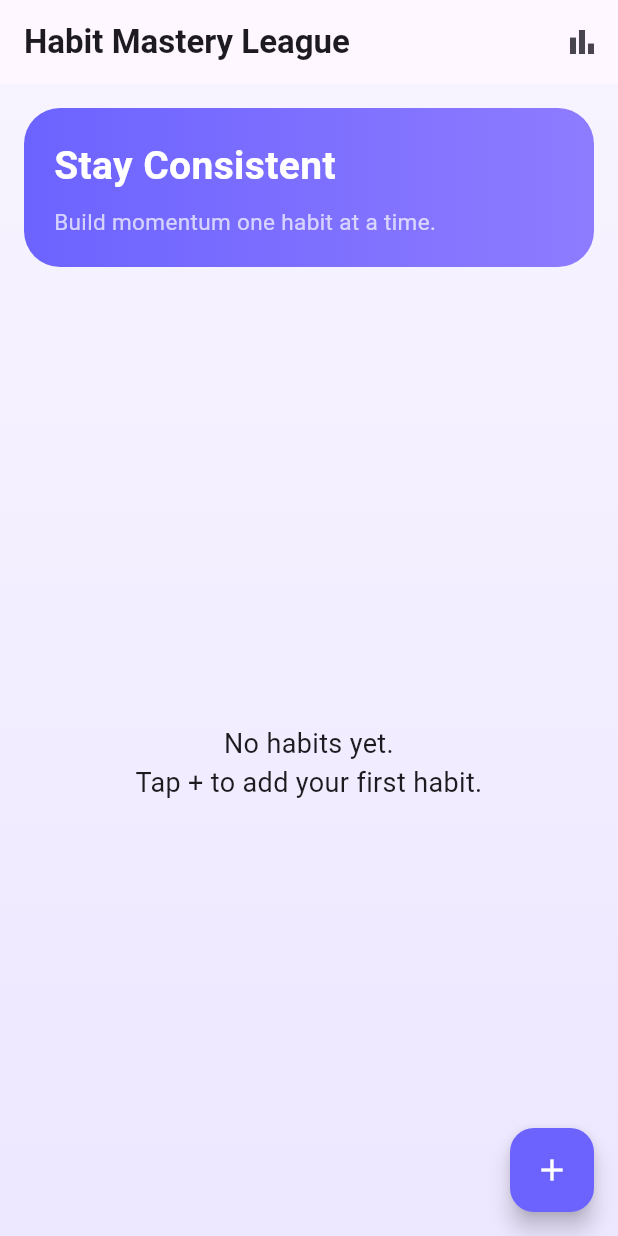
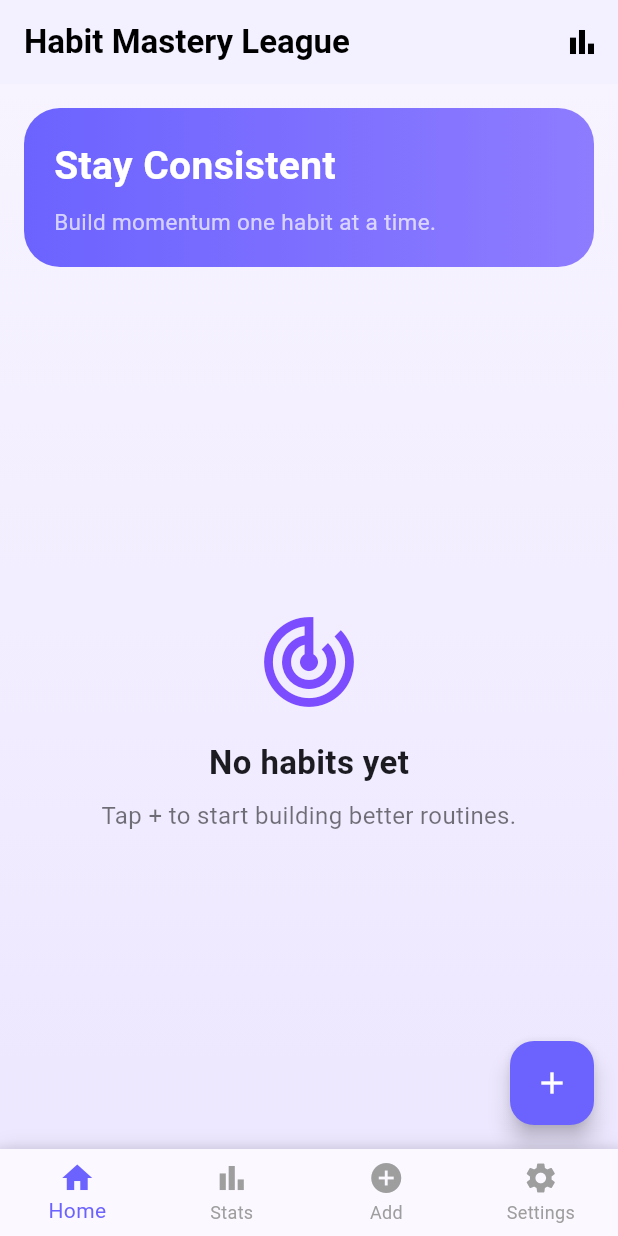
Before and after one commit to sanaul-writes-code/habit-mastery-league, a Flutter app: the screen it shows after launch, on a phone screen of 412 x 824 dp. Run offline on Flutter 3.47's test engine with Material 3 defaults, Android fonts, the phone set to English and light mode, and no system bars; our stand-ins replace audioplayers, sqflite; accounts and stored records are empty.

Commit message:
Add settings, dark mode, and edit habit flow

```diff
--- a/lib/main.dart
+++ b/lib/main.dart
@@ -1,8 +1,16 @@
 import 'package:flutter/material.dart';
-import 'screens/dashboard_screen.dart';
+import 'package:provider/provider.dart';
+
+import 'screens/home_screen.dart';
+import 'theme_notifier.dart';
 
 void main() {
-  runApp(const MyApp());
+  runApp(
+    ChangeNotifierProvider(
+      create: (_) => ThemeNotifier(),
+      child: const MyApp(),
+    ),
+  );
 }
 
 class MyApp extends StatelessWidget {
@@ -10,9 +18,77 @@ class MyApp extends StatelessWidget {
 
   @override
   Widget build(BuildContext context) {
+    final themeNotifier = Provider.of<ThemeNotifier>(context);
+
+    const primaryPurple = Color(0xFF6C63FF);
+    const lightLavender = Color(0xFFF3F0FF);
+    const darkBg = Color(0xFF121212);
+
     return MaterialApp(
       debugShowCheckedModeBanner: false,
-      home: const DashboardScreen(),
+      title: 'Habit Mastery League',
+      themeMode: themeNotifier.themeMode,
+      theme: ThemeData(
+        useMaterial3: true,
+        scaffoldBackgroundColor: lightLavender,
+        colorScheme: ColorScheme.fromSeed(
+          seedColor: primaryPurple,
+          brightness: Brightness.light,
+        ),
+        appBarTheme: const AppBarTheme(
+          backgroundColor: Colors.transparent,
+          foregroundColor: Colors.black,
+          elevation: 0,
+          centerTitle: false,
+        ),
+        cardTheme: CardThemeData(
+          color: Colors.white,
+          elevation: 4,
+          shadowColor: Colors.black12,
+          shape: RoundedRectangleBorder(
+            borderRadius: BorderRadius.circular(20),
+          ),
+        ),
+        elevatedButtonTheme: ElevatedButtonThemeData(
+          style: ElevatedButton.styleFrom(
+            backgroundColor: primaryPurple,
+            foregroundColor: Colors.white,
+            padding: const EdgeInsets.symmetric(vertical: 14, horizontal: 20),
+            shape: RoundedRectangleBorder(
+              borderRadius: BorderRadius.circular(14),
+            ),
+          ),
+        ),
+        inputDecorationTheme: InputDecorationTheme(
+          filled: true,
+          fillColor: Colors.white,
+          contentPadding: const EdgeInsets.symmetric(
+            horizontal: 16,
+            vertical: 14,
+          ),
+          border: OutlineInputBorder(
+            borderRadius: BorderRadius.circular(14),
+            borderSide: BorderSide.none,
+          ),
+          enabledBorder: OutlineInputBorder(
+            borderRadius: BorderRadius.circular(14),
+            borderSide: BorderSide.none,
+          ),
+          focusedBorder: OutlineInputBorder(
+            borderRadius: BorderRadius.circular(14),
+            borderSide: const BorderSide(color: primaryPurple, width: 1.5),
+          ),
+        ),
+      ),
+      darkTheme: ThemeData(
+        useMaterial3: true,
+        scaffoldBackgroundColor: darkBg,
+        colorScheme: ColorScheme.fromSeed(
+          seedColor: primaryPurple,
+          brightness: Brightness.dark,
+        ),
+      ),
+      home: const HomeScreen(),
     );
   }
 }
--- a/lib/screens/dashboard_screen.dart
+++ b/lib/screens/dashboard_screen.dart
@@ -43,7 +43,7 @@ class _DashboardScreenState extends State<DashboardScreen> {
   }
 
   Future<void> _openAddHabitScreen() async {
-    await SoundService.playOpen();
+    SoundService.playOpen();
     await Navigator.push(
       context,
       MaterialPageRoute(builder: (_) => const AddHabitScreen()),
@@ -54,7 +54,7 @@ class _DashboardScreenState extends State<DashboardScreen> {
 
   Future<void> _markHabitComplete(Habit habit) async {
     await DatabaseHelper.instance.markHabitCompletedToday(habit.id!);
-    await SoundService.playComplete();
+    SoundService.playComplete();
     await _loadHabits();
 
     if (!mounted) return;
@@ -106,7 +106,7 @@ class _DashboardScreenState extends State<DashboardScreen> {
           IconButton(
             icon: const Icon(Icons.bar_chart),
             onPressed: () async {
-              await SoundService.playOpen();
+              SoundService.playOpen();
               await Navigator.push(
                 context,
                 MaterialPageRoute(builder: (_) => const StatisticsScreen()),
@@ -160,10 +160,32 @@ class _DashboardScreenState extends State<DashboardScreen> {
                   Expanded(
                     child: _habits.isEmpty
                         ? const Center(
-                            child: Text(
-                              'No habits yet.\nTap + to add your first habit.',
-                              textAlign: TextAlign.center,
-                              style: TextStyle(fontSize: 18),
+                            child: Column(
+                              mainAxisAlignment: MainAxisAlignment.center,
+                              children: [
+                                Icon(
+                                  Icons.track_changes,
+                                  size: 72,
+                                  color: Colors.deepPurpleAccent,
+                                ),
+                                SizedBox(height: 16),
+                                Text(
+                                  'No habits yet',
+                                  style: TextStyle(
+                                    fontSize: 22,
+                                    fontWeight: FontWeight.bold,
+                                  ),
+                                ),
+                                SizedBox(height: 8),
+                                Text(
+                                  'Tap + to start building better routines.',
+                                  textAlign: TextAlign.center,
+                                  style: TextStyle(
+                                    fontSize: 16,
+                                    color: Colors.black54,
+                                  ),
+                                ),
+                              ],
                             ),
                           )
                         : ListView.builder(
@@ -218,7 +240,7 @@ class _DashboardScreenState extends State<DashboardScreen> {
                                     ),
                                   ),
                                   onTap: () async {
-                                    await SoundService.playTap();
+                                    SoundService.playTap();
                                     await Navigator.push(
                                       context,
                                       MaterialPageRoute(
--- a/lib/screens/home_screen.dart
+++ b/lib/screens/home_screen.dart
@@ -1,9 +1,10 @@
 import 'package:flutter/material.dart';
 
+import '../services/sound_service.dart';
+import 'add_habit_screen.dart';
 import 'dashboard_screen.dart';
+import 'settings_screen.dart';
 import 'statistics_screen.dart';
-import 'add_habit_screen.dart';
-import '../services/sound_service.dart';
 
 class HomeScreen extends StatefulWidget {
   const HomeScreen({super.key});
@@ -19,6 +20,7 @@ class _HomeScreenState extends State<HomeScreen> {
     DashboardScreen(),
     StatisticsScreen(),
     AddHabitScreen(),
+    SettingsScreen(),
   ];
 
   Future<void> _onTabTapped(int index) async {
@@ -38,7 +40,7 @@ class _HomeScreenState extends State<HomeScreen> {
             BoxShadow(
               color: Colors.black12,
               blurRadius: 10,
-            )
+            ),
           ],
         ),
         child: BottomNavigationBar(
@@ -60,6 +62,10 @@ class _HomeScreenState extends State<HomeScreen> {
               icon: Icon(Icons.add_circle),
               label: 'Add',
             ),
+            BottomNavigationBarItem(
+              icon: Icon(Icons.settings),
+              label: 'Settings',
+            ),
           ],
         ),
       ),
--- /dev/null
+++ b/lib/theme_notifier.dart
@@ -0,0 +1,14 @@
+import 'package:flutter/material.dart';
+
+class ThemeNotifier extends ChangeNotifier {
+  ThemeMode _themeMode = ThemeMode.light;
+
+  ThemeMode get themeMode => _themeMode;
+
+  bool get isDarkMode => _themeMode == ThemeMode.dark;
+
+  void toggleTheme(bool isDark) {
+    _themeMode = isDark ? ThemeMode.dark : ThemeMode.light;
+    notifyListeners();
+  }
+}
--- a/pubspec.yaml
+++ b/pubspec.yaml
@@ -37,6 +37,7 @@ dependencies:
   sqflite: ^2.4.2
   path: ^1.9.1
   audioplayers: ^6.6.0
+  provider: ^6.1.2
 
 dev_dependencies:
   flutter_test:
```
Also changed, not shown: lib/screens/add_habit_screen.dart (+59 -32 lines), lib/screens/habit_details_screen.dart (+23 -3 lines), lib/screens/settings_screen.dart (added, +52 -0 lines), pubspec.lock.
